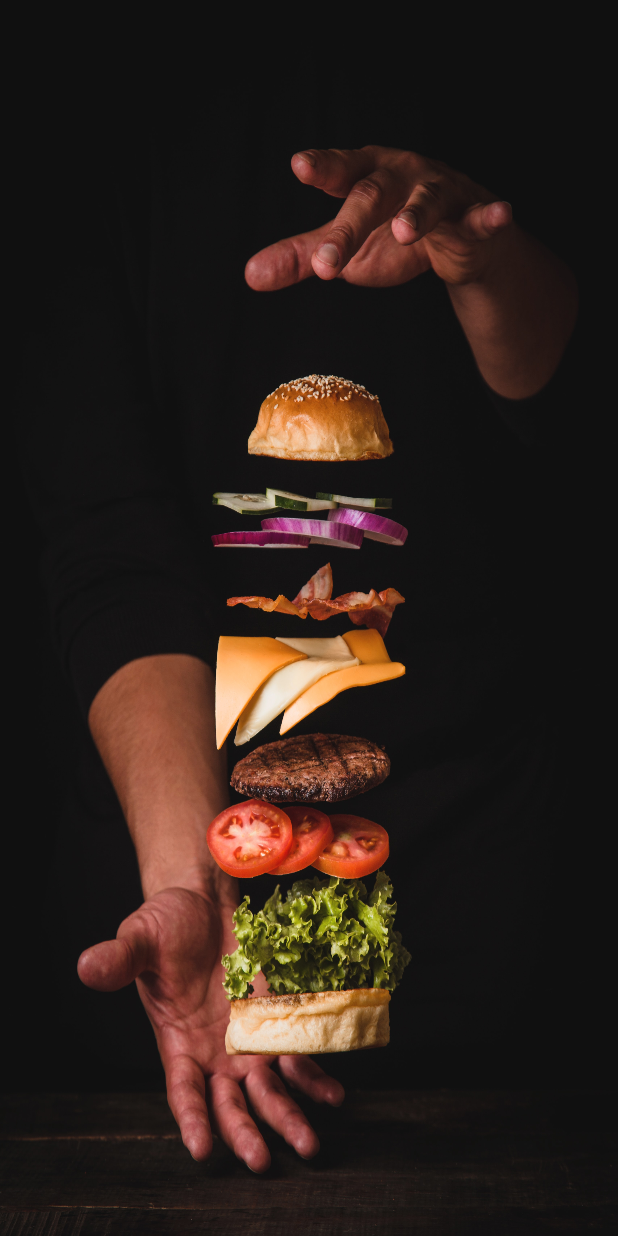
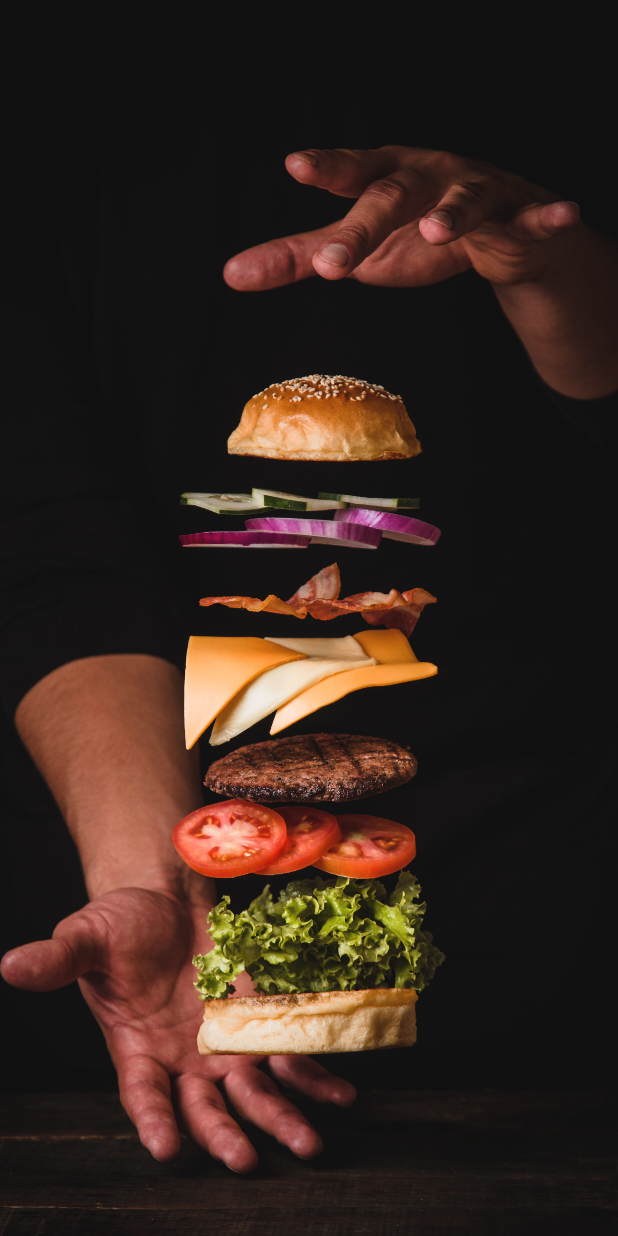
Before and after one commit to Tejkumar-G/FoodDelivery, an Android app: the SplashFragment screen opened directly, with no data from a screen before it, on a phone screen of 412 x 824 dp. Run offline under Robolectric (Android 15) with nearby library versions, the phone set to English and light mode, and no system bars; our stand-ins replace Room's generated code.

Commit message:
splash screen change

```diff
--- a/app/src/main/res/layout/fragment_first.xml
+++ b/app/src/main/res/layout/fragment_first.xml
@@ -10,7 +10,7 @@
         android:id="@+id/defaultImage"
         android:layout_width="match_parent"
         android:layout_height="0dp"
-        android:scaleType="fitXY"
+        android:scaleType="centerCrop"
         android:src="@mipmap/splash2"
         app:layout_constraintBottom_toTopOf="@id/view_pager"
         app:layout_constraintEnd_toEndOf="parent"
```
